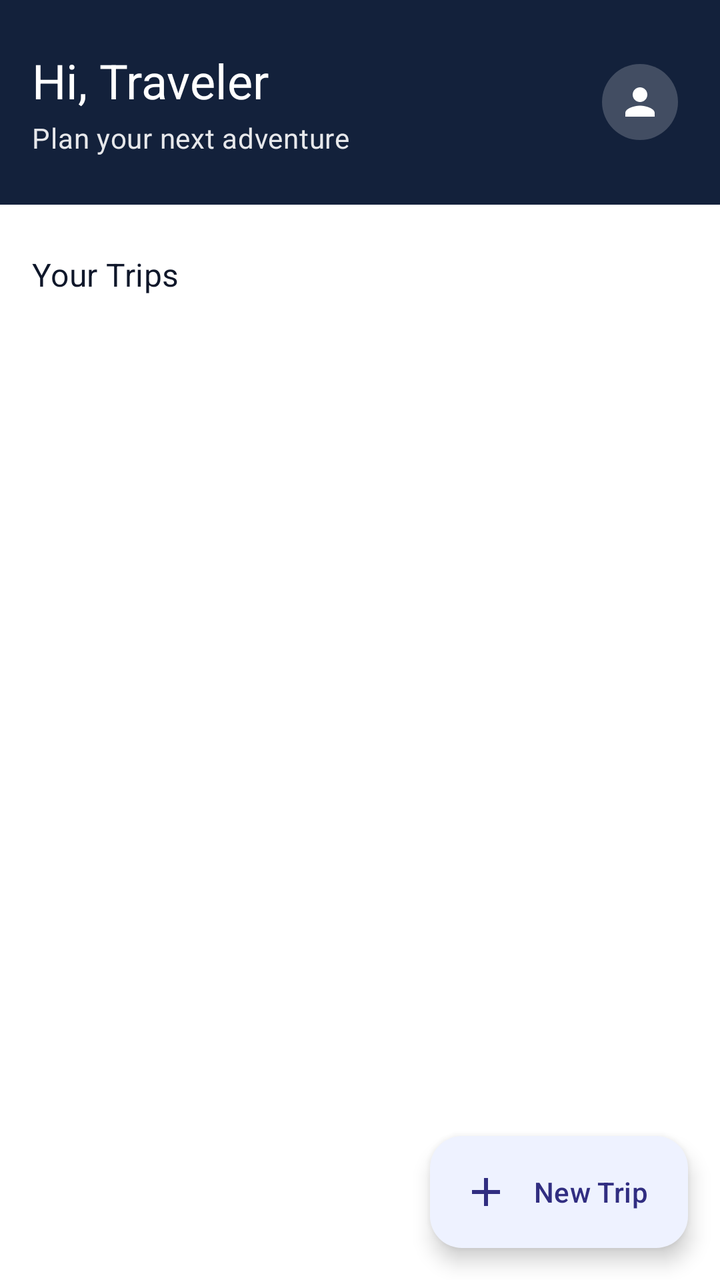
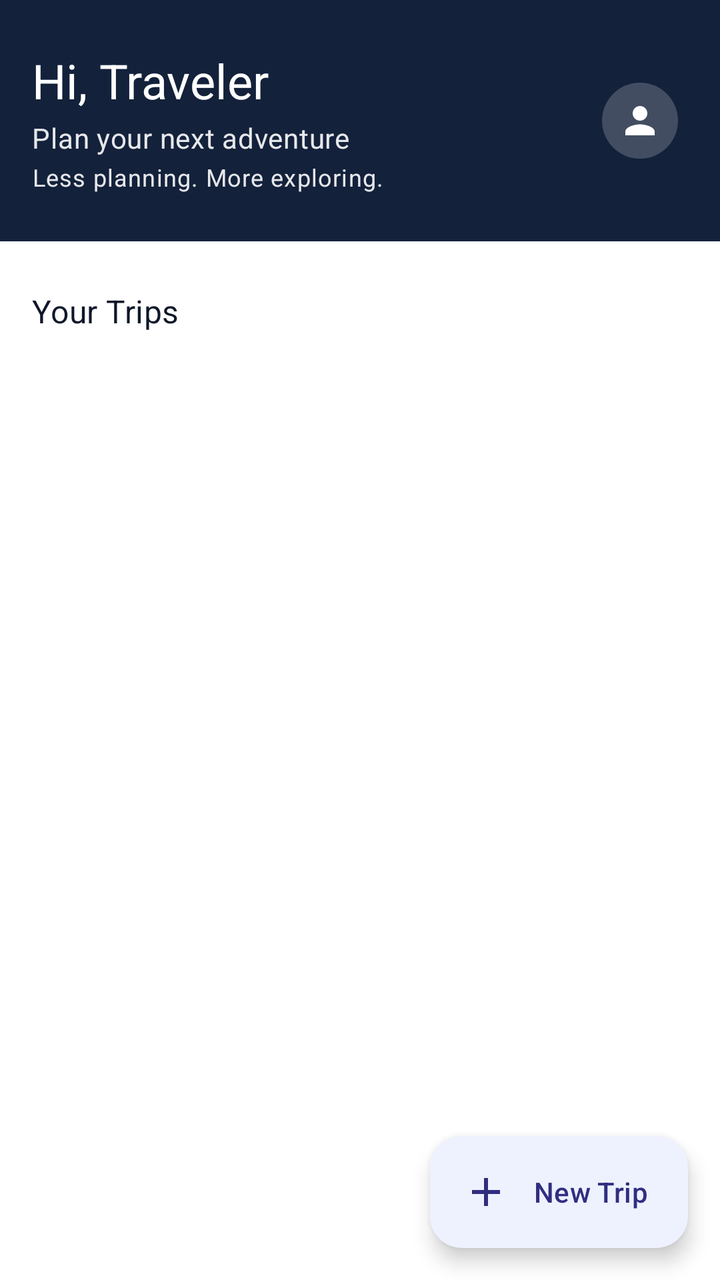

An Android layout rendered at two revisions. The XML below is the earlier revision; the diff shows what the commit changed to produce the second picture.
<!-- AndroidManifest.xml: application theme Theme.TripFit -->
<!-- res/layout/activity_home.xml -->
<?xml version="1.0" encoding="utf-8"?>
<androidx.coordinatorlayout.widget.CoordinatorLayout xmlns:android="http://schemas.android.com/apk/res/android"
    xmlns:app="http://schemas.android.com/apk/res-auto"
    xmlns:tools="http://schemas.android.com/tools"
    android:id="@+id/home_root"
    android:layout_width="match_parent"
    android:layout_height="match_parent"
    android:background="?attr/colorSurface"
    tools:context=".HomeActivity">

    <com.google.android.material.appbar.AppBarLayout
        android:id="@+id/appbar_home"
        android:layout_width="match_parent"
        android:layout_height="wrap_content"
        android:background="@color/ticket_carrier_navy"
        android:elevation="0dp"
        app:liftOnScroll="false">

        <LinearLayout
            android:layout_width="match_parent"
            android:layout_height="wrap_content"
            android:gravity="center_vertical"
            android:orientation="horizontal"
            android:paddingHorizontal="@dimen/space_md"
            android:paddingTop="@dimen/space_lg"
            android:paddingBottom="@dimen/space_lg">

            <LinearLayout
                android:layout_width="0dp"
                android:layout_height="wrap_content"
                android:layout_weight="1"
                android:orientation="vertical">

                <TextView
                    android:id="@+id/text_home_greeting"
                    android:layout_width="match_parent"
                    android:layout_height="wrap_content"
                    android:fontFamily="sans-serif-bold"
                    android:text="@string/home_greeting"
                    android:textAppearance="?attr/textAppearanceHeadlineSmall"
                    android:textColor="@color/on_ticket_carrier" />

                <TextView
                    android:layout_width="match_parent"
                    android:layout_height="wrap_content"
                    android:layout_marginTop="3dp"
                    android:alpha="0.9"
                    android:fontFamily="sans-serif"
                    android:text="@string/home_subtitle"
                    android:textAppearance="?attr/textAppearanceBodyMedium"
                    android:textColor="@color/on_ticket_carrier" />

            </LinearLayout>

            <FrameLayout
                android:id="@+id/button_profile"
                android:layout_width="48dp"
                android:layout_height="48dp"
                android:layout_marginStart="@dimen/space_sm"
                android:background="?attr/selectableItemBackgroundBorderless"
                android:clickable="true"
                android:contentDescription="@string/cd_profile"
                android:focusable="true">

                <ImageView
                    android:layout_width="38dp"
                    android:layout_height="38dp"
                    android:layout_gravity="center"
                    android:background="@drawable/bg_avatar_header"
                    android:contentDescription="@null"
                    android:padding="8dp"
                    android:src="@drawable/ic_person_24"
                    app:tint="@color/on_ticket_carrier" />

            </FrameLayout>

        </LinearLayout>

    </com.google.android.material.appbar.AppBarLayout>

    <androidx.core.widget.NestedScrollView
        android:layout_width="match_parent"
        android:layout_height="match_parent"
        android:clipToPadding="false"
        android:fillViewport="true"
        android:paddingBottom="@dimen/list_bottom_padding"
        app:layout_behavior="@string/appbar_scrolling_view_behavior">

        <LinearLayout
            android:layout_width="match_parent"
            android:layout_height="wrap_content"
            android:orientation="vertical">

            <TextView
                android:layout_width="match_parent"
                android:layout_height="wrap_content"
                android:fontFamily="sans-serif-bold"
                android:paddingHorizontal="@dimen/space_md"
                android:paddingTop="@dimen/space_lg"
                android:paddingBottom="@dimen/space_sm"
                android:text="@string/home_your_trips"
                android:textAppearance="?attr/textAppearanceTitleMedium"
                android:textColor="?attr/colorOnBackground" />

            <androidx.recyclerview.widget.RecyclerView
                android:id="@+id/list_trips"
                android:layout_width="match_parent"
                android:layout_height="wrap_content"
                android:nestedScrollingEnabled="false"
                android:overScrollMode="never"
                tools:listitem="@layout/item_trip_card_hero" />

        </LinearLayout>

    </androidx.core.widget.NestedScrollView>

    <com.google.android.material.floatingactionbutton.ExtendedFloatingActionButton
        android:id="@+id/fab_new_trip"
        android:layout_width="wrap_content"
        android:layout_height="wrap_content"
        android:layout_gravity="bottom|end"
        android:layout_margin="@dimen/space_md"
        android:fontFamily="sans-serif-medium"
        android:text="@string/new_trip"
        app:cornerRadius="@dimen/button_corner"
        app:icon="@drawable/ic_add_24"
        app:layout_anchorGravity="bottom|end" />

</androidx.coordinatorlayout.widget.CoordinatorLayout>
<!-- res/layout/item_trip_card_hero.xml (included above) -->
<?xml version="1.0" encoding="utf-8"?>
<com.google.android.material.card.MaterialCardView xmlns:android="http://schemas.android.com/apk/res/android"
    xmlns:app="http://schemas.android.com/apk/res-auto"
    android:layout_width="match_parent"
    android:layout_height="wrap_content"
    android:layout_marginHorizontal="@dimen/space_md"
    android:layout_marginTop="@dimen/space_sm"
    android:checkable="false"
    android:clickable="true"
    android:focusable="true"
    android:foreground="?attr/selectableItemBackground"
    app:cardBackgroundColor="?attr/colorSurface"
    app:cardCornerRadius="@dimen/card_corner"
    app:cardElevation="2dp"
    app:strokeColor="?attr/colorOutline"
    app:strokeWidth="1dp">

    <LinearLayout
        android:layout_width="match_parent"
        android:layout_height="wrap_content"
        android:orientation="vertical">

        <LinearLayout
            android:layout_width="match_parent"
            android:layout_height="wrap_content"
            android:background="@drawable/bg_ticket_band"
            android:orientation="vertical"
            android:padding="@dimen/space_md">

            <TextView
                android:id="@+id/text_trip_title"
                android:layout_width="match_parent"
                android:layout_height="wrap_content"
                android:textAppearance="?attr/textAppearanceTitleLarge"
                android:textColor="@color/on_ticket_carrier" />

            <TextView
                android:id="@+id/text_trip_ticket_counts"
                android:layout_width="match_parent"
                android:layout_height="wrap_content"
                android:layout_marginTop="@dimen/space_xs"
                android:fontFamily="monospace"
                android:textAppearance="?attr/textAppearanceLabelLarge"
                android:textColor="@color/on_ticket_carrier" />

        </LinearLayout>

        <com.itismob.s01.group01.tripfit.ui.PerforationDividerView
            android:layout_width="match_parent"
            android:layout_height="@dimen/ticket_perforation_height" />

        <LinearLayout
            android:layout_width="match_parent"
            android:layout_height="wrap_content"
            android:gravity="center_vertical"
            android:orientation="horizontal"
            android:paddingHorizontal="@dimen/space_md"
            android:paddingTop="@dimen/space_xs"
            android:paddingBottom="@dimen/space_sm">

            <TextView
                android:id="@+id/text_trip_status"
                android:layout_width="wrap_content"
                android:layout_height="wrap_content"
                android:background="@drawable/bg_badge_draft"
                android:fontFamily="monospace"
                android:paddingHorizontal="@dimen/chip_padding_horizontal"
                android:paddingVertical="@dimen/chip_padding_vertical"
                android:textAppearance="?attr/textAppearanceLabelSmall"
                android:textColor="?attr/colorOnSurfaceVariant" />

            <TextView
                android:id="@+id/text_trip_place"
                android:layout_width="0dp"
                android:layout_height="wrap_content"
                android:layout_marginStart="@dimen/space_sm"
                android:layout_weight="1"
                android:textAppearance="?attr/textAppearanceBodySmall"
                android:textColor="?attr/colorOnSurfaceVariant" />

        </LinearLayout>

        <TextView
            android:id="@+id/text_trip_details"
            android:layout_width="match_parent"
            android:layout_height="wrap_content"
            android:layout_marginHorizontal="@dimen/space_md"
            android:layout_marginBottom="@dimen/space_sm"
            android:textAppearance="?attr/textAppearanceBodySmall"
            android:textColor="?attr/colorOnSurfaceVariant" />

        <com.itismob.s01.group01.tripfit.ui.BarcodeStripView
            android:id="@+id/view_trip_barcode"
            android:layout_width="match_parent"
            android:layout_height="@dimen/ticket_barcode_height"
            android:layout_marginHorizontal="@dimen/space_md"
            android:layout_marginBottom="@dimen/space_md" />

    </LinearLayout>

</com.google.android.material.card.MaterialCardView>
<!-- resources referenced by this layout -->
<resources>
  <color name="on_ticket_carrier">#FFFFFF</color>
  <color name="ticket_carrier_navy">#13213B</color>
  <dimen name="button_corner">28dp</dimen>
  <dimen name="card_corner">20dp</dimen>
  <dimen name="chip_padding_horizontal">12dp</dimen>
  <dimen name="chip_padding_vertical">6dp</dimen>
  <dimen name="list_bottom_padding">100dp</dimen>
  <dimen name="space_lg">24dp</dimen>
  <dimen name="space_md">16dp</dimen>
  <dimen name="space_sm">8dp</dimen>
  <dimen name="space_xs">4dp</dimen>
  <dimen name="ticket_barcode_height">28dp</dimen>
  <dimen name="ticket_perforation_height">16dp</dimen>
  <!-- drawable bg_avatar_header (drawable) -->
  <?xml version="1.0" encoding="utf-8"?>
  <shape xmlns:android="http://schemas.android.com/apk/res/android"
      android:shape="oval">
      <solid android:color="#33FFFFFF" />
  </shape>
  <!-- drawable bg_badge_draft (drawable) -->
  <?xml version="1.0" encoding="utf-8"?>
  <shape xmlns:android="http://schemas.android.com/apk/res/android"
      android:shape="rectangle">
      <solid android:color="?attr/colorSurfaceVariant" />
      <corners android:radius="@dimen/chip_corner_radius" />
  </shape>
  <!-- drawable bg_ticket_band (drawable) -->
  <?xml version="1.0" encoding="utf-8"?>
  <shape xmlns:android="http://schemas.android.com/apk/res/android"
      android:shape="rectangle">
      <solid android:color="@color/ticket_carrier_navy" />
      <corners
          android:topLeftRadius="@dimen/card_corner"
          android:topRightRadius="@dimen/card_corner"
          android:bottomLeftRadius="0dp"
          android:bottomRightRadius="0dp" />
  </shape>
  <!-- drawable ic_add_24 (drawable) -->
  <vector xmlns:android="http://schemas.android.com/apk/res/android"
      android:width="24dp"
      android:height="24dp"
      android:viewportWidth="24"
      android:viewportHeight="24">
      <path
          android:fillColor="@android:color/white"
          android:pathData="M19,13h-6v6h-2v-6H5v-2h6V5h2v6h6v2z" />
  </vector>
  <!-- drawable ic_person_24 (drawable) -->
  <vector xmlns:android="http://schemas.android.com/apk/res/android"
      android:width="24dp"
      android:height="24dp"
      android:viewportWidth="24"
      android:viewportHeight="24"
      android:tint="?attr/colorOnPrimary">
      <path
          android:fillColor="@android:color/white"
          android:pathData="M12,12c2.21,0 4,-1.79 4,-4s-1.79,-4 -4,-4 -4,1.79 -4,4 1.79,4 4,4zM12,14c-2.67,0 -8,1.34 -8,4v2h16v-2c0,-2.66 -5.33,-4 -8,-4z" />
  </vector>
  <string name="cd_profile">Profile</string>
  <string name="home_greeting">Hi, Traveler</string>
  <string name="home_subtitle">Plan your next adventure</string>
  <string name="home_your_trips">Your Trips</string>
  <string name="new_trip">New Trip</string>
  <style name="Theme.TripFit" parent="Base.Theme.TripFit" />
  <dimen name="chip_corner_radius">24dp</dimen>
  <color name="md_primary">#6366F1</color>
  <color name="md_on_primary">#FFFFFF</color>
  <color name="md_primary_container">#EEF2FF</color>
  <color name="md_on_primary_container">#312E81</color>
  <color name="md_secondary">#D97706</color>
  <color name="md_on_secondary">#FFFFFF</color>
  <color name="md_secondary_container">#FEF3C7</color>
  <color name="md_on_secondary_container">#78350F</color>
  <color name="md_background">#F8FAFC</color>
  <color name="md_on_background">#0F172A</color>
  <color name="md_surface">#FFFFFF</color>
  <color name="md_on_surface">#0F172A</color>
  <color name="md_surface_variant">#F1F5F9</color>
  <color name="md_on_surface_variant">#64748B</color>
  <color name="md_outline">#E2E8F0</color>
  <!-- unchanged entries left out for length: 1 -->
</resources>

<!-- the commit's change to res/layout/activity_home.xml (unified diff, before → after) -->
@@ -48,6 +48,16 @@
                     android:fontFamily="sans-serif"
                     android:text="@string/home_subtitle"
                     android:textAppearance="?attr/textAppearanceBodyMedium"
+                    android:textColor="@color/on_ticket_carrier" />
+
+                <TextView
+                    android:id="@+id/text_tagline"
+                    android:layout_width="match_parent"
+                    android:layout_height="wrap_content"
+                    android:layout_marginTop="2dp"
+                    android:alpha="0.9"
+                    android:text="@string/tagline"
+                    android:textAppearance="?attr/textAppearanceBodySmall"
                     android:textColor="@color/on_ticket_carrier" />
 
             </LinearLayout>
<!-- resource entries referenced after the edit -->
@@ -63,6 +63,7 @@
   <string name="home_subtitle">Plan your next adventure</string>
   <string name="home_your_trips">Your Trips</string>
   <string name="new_trip">New Trip</string>
+  <string name="tagline">Less planning. More exploring.</string>
   <style name="Theme.TripFit" parent="Base.Theme.TripFit" />
   <dimen name="chip_corner_radius">24dp</dimen>
   <color name="md_primary">#6366F1</color>
